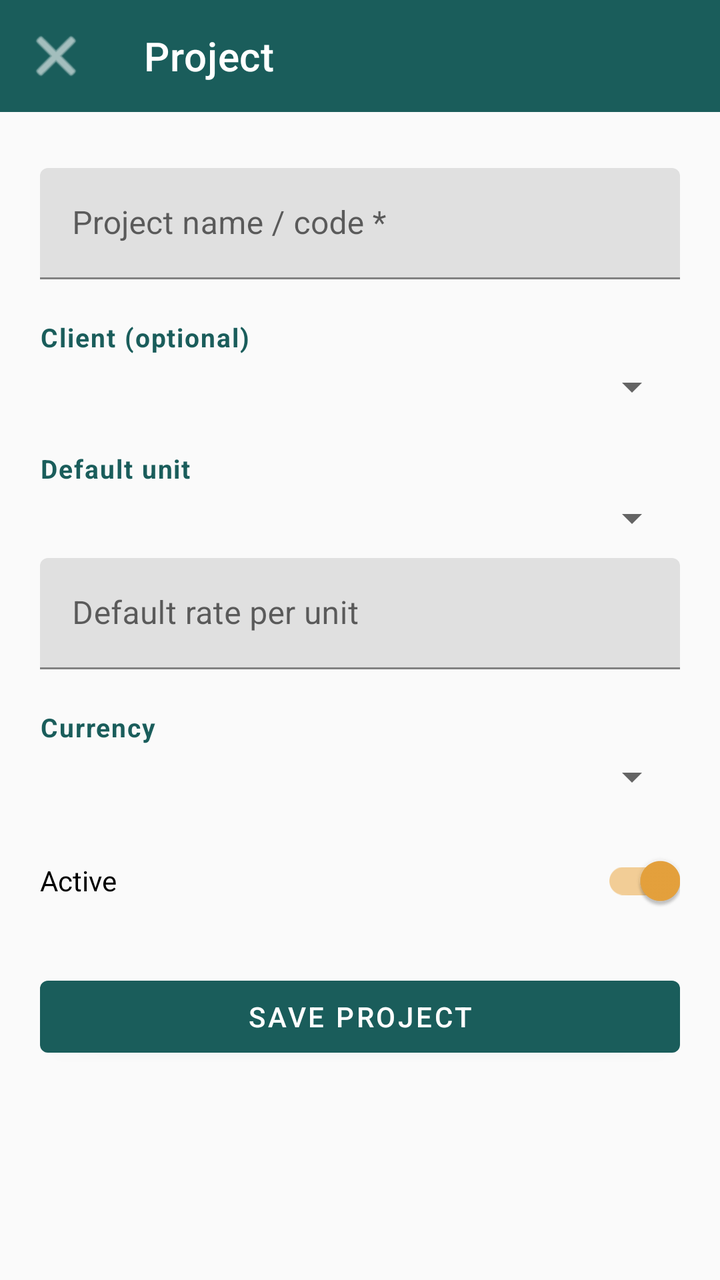
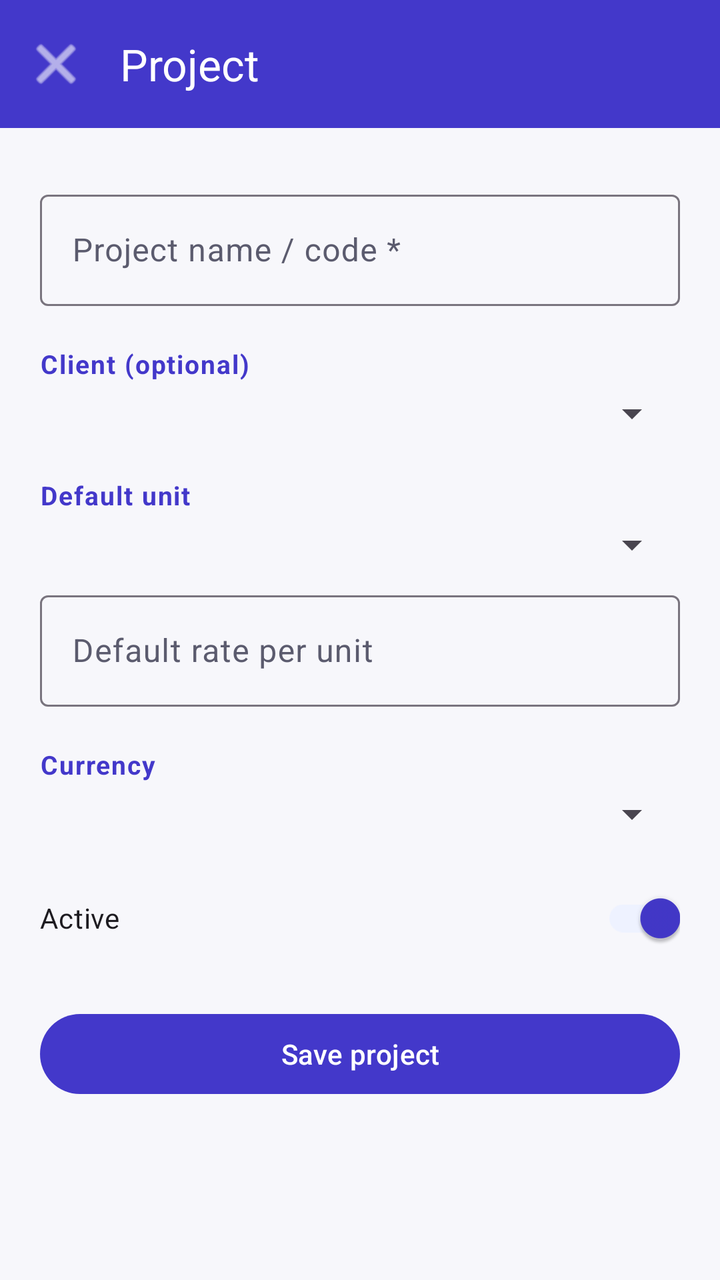

Two renders of the same Android screen: before a commit and after it. Below are the layout's source before the change and the commit's diff.
<!-- AndroidManifest.xml: application theme Theme.InvoiSuite -->
<!-- res/layout/activity_project_form.xml -->
<?xml version="1.0" encoding="utf-8"?>
<LinearLayout xmlns:android="http://schemas.android.com/apk/res/android"
    xmlns:app="http://schemas.android.com/apk/res-auto"
    android:layout_width="match_parent"
    android:layout_height="match_parent"
    android:orientation="vertical">

    <com.google.android.material.appbar.MaterialToolbar
        android:id="@+id/toolbar"
        android:layout_width="match_parent"
        android:layout_height="?attr/actionBarSize"
        android:background="@color/primary"
        app:title="Project"
        app:titleTextColor="@color/on_primary"
        app:navigationIcon="@android:drawable/ic_menu_close_clear_cancel"
        app:navigationIconTint="@color/on_primary" />

    <ScrollView
        android:layout_width="match_parent"
        android:layout_height="match_parent">

        <LinearLayout
            android:layout_width="match_parent"
            android:layout_height="wrap_content"
            android:orientation="vertical"
            android:padding="20dp">

            <com.google.android.material.textfield.TextInputLayout style="@style/FormField" android:hint="Project name / code *">
                <com.google.android.material.textfield.TextInputEditText android:id="@+id/nameInput" style="@style/FormInput" />
            </com.google.android.material.textfield.TextInputLayout>

            <TextView style="@style/SectionLabel" android:text="Client (optional)" />
            <Spinner android:id="@+id/clientSpinner" android:layout_width="match_parent" android:layout_height="wrap_content" />

            <TextView style="@style/SectionLabel" android:text="Default unit" />
            <Spinner android:id="@+id/unitSpinner" android:layout_width="match_parent" android:layout_height="wrap_content" />

            <com.google.android.material.textfield.TextInputLayout style="@style/FormField" android:hint="Default rate per unit">
                <com.google.android.material.textfield.TextInputEditText
                    android:id="@+id/rateInput"
                    style="@style/FormInput"
                    android:inputType="numberDecimal" />
            </com.google.android.material.textfield.TextInputLayout>

            <TextView style="@style/SectionLabel" android:text="Currency" />
            <Spinner android:id="@+id/currencySpinner" android:layout_width="match_parent" android:layout_height="wrap_content" />

            <com.google.android.material.switchmaterial.SwitchMaterial
                android:id="@+id/activeSwitch"
                android:layout_width="match_parent"
                android:layout_height="wrap_content"
                android:layout_marginTop="16dp"
                android:checked="true"
                android:text="Active" />

            <ProgressBar
                android:id="@+id/progressBar"
                android:layout_width="wrap_content"
                android:layout_height="wrap_content"
                android:layout_gravity="center_horizontal"
                android:layout_marginTop="16dp"
                android:visibility="gone" />

            <com.google.android.material.button.MaterialButton
                android:id="@+id/saveButton"
                android:layout_width="match_parent"
                android:layout_height="wrap_content"
                android:layout_marginTop="20dp"
                android:text="Save project" />

            <com.google.android.material.button.MaterialButton
                android:id="@+id/deleteButton"
                style="@style/Widget.MaterialComponents.Button.TextButton"
                android:layout_width="match_parent"
                android:layout_height="wrap_content"
                android:layout_marginTop="4dp"
                android:layout_marginBottom="24dp"
                android:text="Delete project"
                android:textColor="@color/error"
                android:visibility="gone" />

        </LinearLayout>
    </ScrollView>
</LinearLayout>
<!-- resources referenced by this layout -->
<resources>
  <color name="error">#B3261E</color>
  <color name="on_primary">#FFFFFF</color>
  <color name="primary">#1A5D5B</color>
  <style name="FormField">
          <item name="android:layout_width">match_parent</item>
          <item name="android:layout_height">wrap_content</item>
          <item name="android:layout_marginTop">8dp</item>
      </style>
  <style name="FormInput">
          <item name="android:layout_width">match_parent</item>
          <item name="android:layout_height">wrap_content</item>
      </style>
  <style name="SectionLabel">
          <item name="android:layout_width">match_parent</item>
          <item name="android:layout_height">wrap_content</item>
          <item name="android:layout_marginTop">20dp</item>
          <item name="android:layout_marginBottom">4dp</item>
          <item name="android:textStyle">bold</item>
          <item name="android:textSize">13sp</item>
          <item name="android:textColor">@color/primary</item>
          <item name="android:letterSpacing">0.05</item>
      </style>
  <style name="Theme.InvoiSuite" parent="Theme.MaterialComponents.DayNight.NoActionBar">
          <item name="colorPrimary">@color/primary</item>
          <item name="colorPrimaryDark">@color/primary_dark</item>
          <item name="colorAccent">@color/accent</item>
          <item name="android:windowBackground">@color/background</item>
          <item name="colorSurface">@color/surface</item>
          <item name="colorOnPrimary">@color/on_primary</item>
      </style>
  <color name="primary_dark">#0F3E3C</color>
  <color name="accent">#E8A33D</color>
  <color name="background">#FAFAFA</color>
  <color name="surface">#FFFFFF</color>
</resources>

<!-- the commit's change to res/layout/activity_project_form.xml (unified diff, before → after) -->
@@ -70,7 +70,7 @@
 
             <com.google.android.material.button.MaterialButton
                 android:id="@+id/deleteButton"
-                style="@style/Widget.MaterialComponents.Button.TextButton"
+                style="@style/Widget.Material3.Button.TextButton"
                 android:layout_width="match_parent"
                 android:layout_height="wrap_content"
                 android:layout_marginTop="4dp"
<!-- resource entries referenced after the edit -->
@@ -2,7 +2,7 @@
 <resources>
   <color name="error">#B3261E</color>
   <color name="on_primary">#FFFFFF</color>
-  <color name="primary">#1A5D5B</color>
+  <color name="primary">#4338CA</color>
   <style name="FormField">
           <item name="android:layout_width">match_parent</item>
           <item name="android:layout_height">wrap_content</item>
@@ -22,17 +22,31 @@
           <item name="android:textColor">@color/primary</item>
           <item name="android:letterSpacing">0.05</item>
       </style>
-  <style name="Theme.InvoiSuite" parent="Theme.MaterialComponents.DayNight.NoActionBar">
+  <style name="Theme.InvoiSuite" parent="Theme.Material3.Light.NoActionBar">
           <item name="colorPrimary">@color/primary</item>
-          <item name="colorPrimaryDark">@color/primary_dark</item>
-          <item name="colorAccent">@color/accent</item>
+          <item name="colorOnPrimary">@color/on_primary</item>
+          <item name="colorPrimaryContainer">@color/primary_container</item>
+          <item name="colorOnPrimaryContainer">@color/on_primary_container</item>
+  
+          <item name="colorSecondary">@color/accent</item>
+          <item name="colorOnSecondary">@color/on_accent</item>
+  
+          <item name="colorSurface">@color/surface</item>
+          <item name="colorOnSurface">@color/on_surface</item>
+          <item name="colorSurfaceVariant">@color/background</item>
+          <item name="colorOnSurfaceVariant">@color/on_surface_variant</item>
+  
+          <item name="android:colorBackground">@color/background</item>
           <item name="android:windowBackground">@color/background</item>
-          <item name="colorSurface">@color/surface</item>
-          <item name="colorOnPrimary">@color/on_primary</item>
+          <item name="android:forceDarkAllowed" tools:targetApi="q">false</item>
       </style>
-  <color name="primary_dark">#0F3E3C</color>
+  <color name="primary_container">#EEF2FF</color>
+  <color name="on_primary_container">#312496</color>
   <color name="accent">#E8A33D</color>
-  <color name="background">#FAFAFA</color>
+  <color name="on_accent">#1A1A1A</color>
+  <color name="background">#F7F7FB</color>
+  <color name="on_surface_variant">#5B5B6E</color>
   <color name="surface">#FFFFFF</color>
+  <color name="on_surface">#1A1A2C</color>
 </resources>
 
